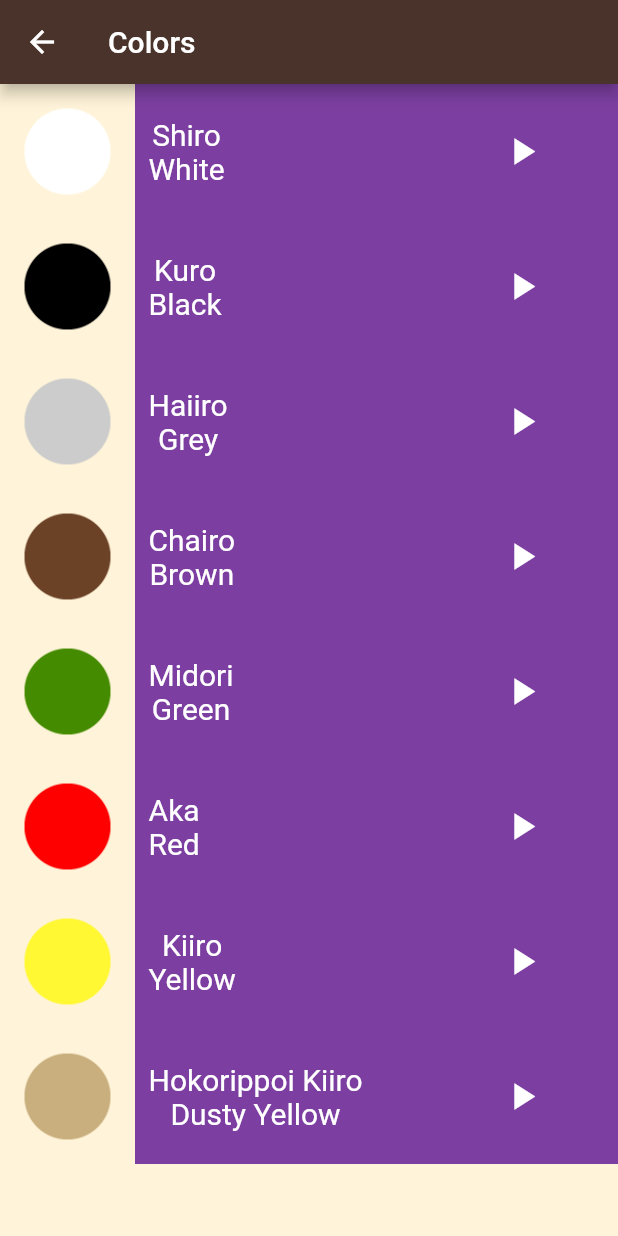
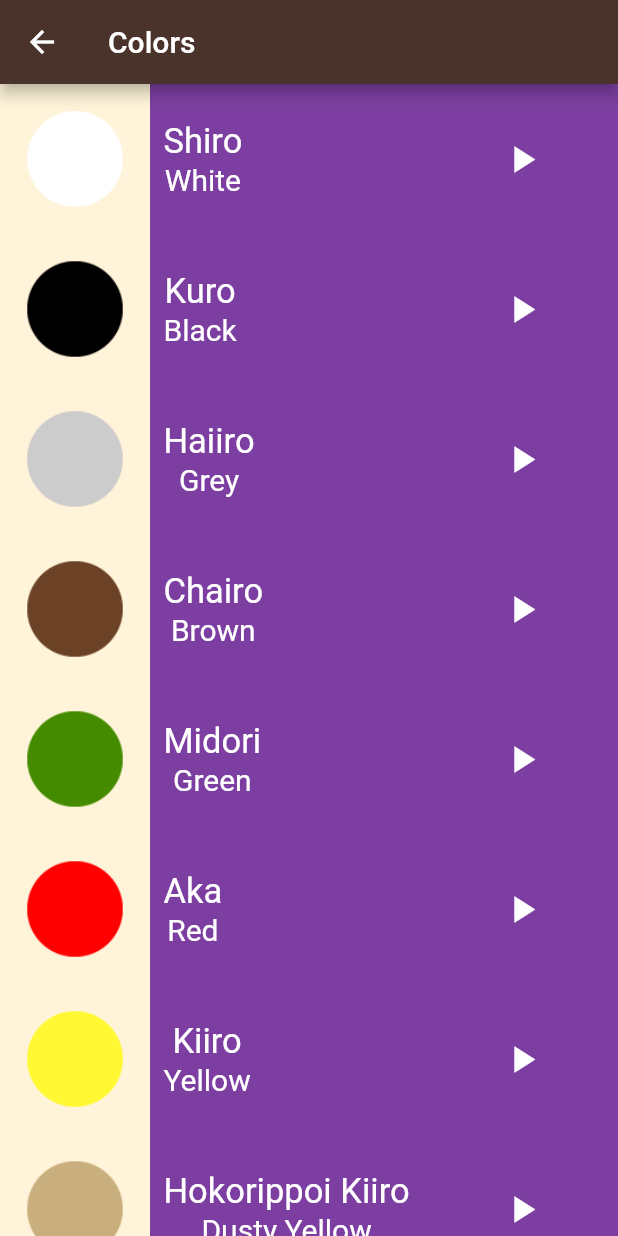
Before and after one commit to Hagarabdelhamed/tukoapp, a Flutter app: the ColorsPage screen opened directly, on a phone screen of 412 x 824 dp. Run offline on Flutter 3.47's test engine with Material 2 defaults, Android fonts, the light colour scheme and no system bars; our stand-ins replace audioplayers.

Commit message:
Refactor UI

```diff
--- a/lib/components/colorsCompo.dart
+++ b/lib/components/colorsCompo.dart
@@ -2,6 +2,7 @@ import 'package:audioplayers/audioplayers.dart';
 import 'package:flutter/material.dart';
 
 import '../models/PageModel.dart';
+import 'itemCompo.dart';
 
 class ColorsCompo extends StatelessWidget {
   const ColorsCompo({super.key, required this.color});
@@ -9,50 +10,13 @@ class ColorsCompo extends StatelessWidget {
   @override
   Widget build(BuildContext context) {
     return Container(
-      height: 90,
+      height: 100,
       color: const Color(0xff7C3FA1),
       child: Row(
         children: [
-          Container(color: Color(0xffFFF4D9), child: Image.asset(color.image)),
-          Padding(
-            padding: const EdgeInsets.only(left: 9.0),
-            child: Column(
-              mainAxisAlignment: MainAxisAlignment.center,
-              children: [
-                Text(
-                  color.japText,
-                  style: const TextStyle(
-                    fontSize: 20,
-                    color: Colors.white,
-                  ),
-                ),
-                Text(
-                  color.engText,
-                  style: const TextStyle(
-                    fontSize: 20,
-                    color: Colors.white,
-                  ),
-                ),
-              ],
-            ),
-          ),
-          const Spacer(
-            flex: 1,
-          ),
-          Padding(
-            padding: const EdgeInsets.only(right: 40),
-            child: IconButton(
-                onPressed: () async {
-                  final player = AudioPlayer();
+          Container(color: Color(0xffFFF4D9), child: Image.asset(color.image!)),
+                  Expanded(child: ItemComp(item: color)),
 
-                  player.play(AssetSource(color.sound));
-                },
-                icon: const Icon(
-                  Icons.play_arrow,
-                  color: Colors.white,
-                  size: 30,
-                )),
-          )
         ],
       ),
     );
--- /dev/null
+++ b/lib/components/itemCompo.dart
@@ -0,0 +1,52 @@
+
+import 'package:audioplayers/audioplayers.dart';
+import 'package:flutter/cupertino.dart';
+import 'package:flutter/material.dart';
+
+import '../models/PageModel.dart';
+
+class ItemComp extends StatelessWidget {
+  const ItemComp({required this.item});
+  final PageModel item;
+
+  @override
+  Widget build(BuildContext context) {
+    return Row(
+      children: [
+        Padding(
+          padding: const EdgeInsets.only(left: 9.0),
+          child: Column(
+            mainAxisAlignment: MainAxisAlignment.center,
+            children: [
+              Text(
+                item.japText,
+                style: const TextStyle(color: Colors.white, fontSize: 23),
+              ),
+              Text(
+                item.engText,
+                style: const TextStyle(color: Colors.white, fontSize: 20),
+              ),
+            ],
+          ),
+        ),
+        const Spacer(
+          flex: 1,
+        ),
+        Padding(
+            padding: const EdgeInsets.only(right: 40),
+            child: IconButton(
+              onPressed: () async {
+                final player = AudioPlayer();
+
+                player.play(AssetSource(item.sound));
+              },
+              icon: const Icon(
+                Icons.play_arrow,
+                color: Colors.white,
+                size: 30,
+              ),
+            )),
+      ],
+    );
+  }
+}
--- a/lib/models/PageModel.dart
+++ b/lib/models/PageModel.dart
@@ -1,10 +1,10 @@
 
 class PageModel {
   final String sound;
-  final String image;
+  final String? image;
   final String japText;
   final String engText;
 
   const PageModel(
-      {required this.sound,required this.image, required this.japText, required this.engText});
+      {required this.sound, this.image, required this.japText, required this.engText});
 }
--- a/lib/screens/NumbersPage.dart
+++ b/lib/screens/NumbersPage.dart
@@ -1,5 +1,5 @@
 import 'package:flutter/material.dart';
-import 'package:tukoapp/components/ItemRow.dart';
+import 'package:tukoapp/components/NumberCompo.dart';
 
 
 import '../models/PageModel.dart';
@@ -69,7 +69,7 @@ class NumbersPage extends StatelessWidget {
       ),
       body: ListView.builder(
         itemCount: numbers.length,
-        itemBuilder: (context, index) =>ItemRow(number: numbers[index])
+        itemBuilder: (context, index) =>NumberCompo(number: numbers[index])
       )
     );
   }
--- a/lib/screens/familyMembers.dart
+++ b/lib/screens/familyMembers.dart
@@ -21,12 +21,12 @@ class FamilyMembers extends StatelessWidget {
         sound: 'sounds/family_members/grand_mother.mp3'),
     PageModel(
         image: 'assets/images/family_members/family_father.png',
-        japText: 'Otousan',
+        japText: 'Chichi',
         engText: 'Father',
         sound: 'sounds/family_members/father.mp3'),
     PageModel(
         image: 'assets/images/family_members/family_mother.png',
-        japText: ' Okaasan',
+        japText: ' Haha',
         engText: 'Mother',
         sound: 'sounds/family_members/mother.mp3'),
     PageModel(
```
Also changed, not shown: lib/components/ItemRow.dart (deleted, +0 -57 lines), lib/components/familyCompo.dart (+3 -34 lines), lib/components/numberCompo.dart (added, +26 -0 lines).
